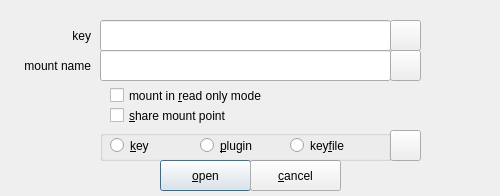
mhogomchungu/zuluCrypt, file zuluMount-gui/keydialog.ui: the form before one commit.
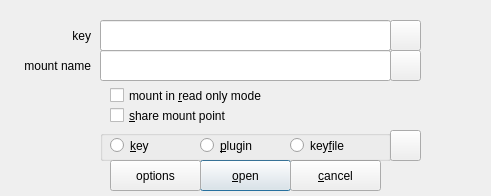
The form after the commit.

Commit message: add a button in zuluMount-gui to give an ability to set file system options and volume offset

What changed in the file:
```diff
--- a/zuluMount-gui/keydialog.ui
+++ b/zuluMount-gui/keydialog.ui
@@ -6,7 +6,7 @@
    <rect>
     <x>0</x>
     <y>0</y>
-    <width>500</width>
+    <width>491</width>
     <height>196</height>
    </rect>
   </property>
@@ -16,7 +16,7 @@
   <widget class="QPushButton" name="pbOpen">
    <property name="geometry">
     <rect>
-     <x>160</x>
+     <x>200</x>
      <y>160</y>
      <width>91</width>
      <height>31</height>
@@ -32,7 +32,7 @@
   <widget class="QPushButton" name="pbCancel">
    <property name="geometry">
     <rect>
-     <x>250</x>
+     <x>290</x>
      <y>160</y>
      <width>91</width>
      <height>31</height>
@@ -217,6 +217,19 @@
     <string>&amp;share mount point</string>
    </property>
   </widget>
+  <widget class="QPushButton" name="pbOptions">
+   <property name="geometry">
+    <rect>
+     <x>110</x>
+     <y>160</y>
+     <width>91</width>
+     <height>31</height>
+    </rect>
+   </property>
+   <property name="text">
+    <string>options</string>
+   </property>
+  </widget>
  </widget>
  <tabstops>
   <tabstop>lineEditKey</tabstop>
```
Left out of the diff: 2 changed lines with no effect on the pictures. The commit also changes 10 other files.
